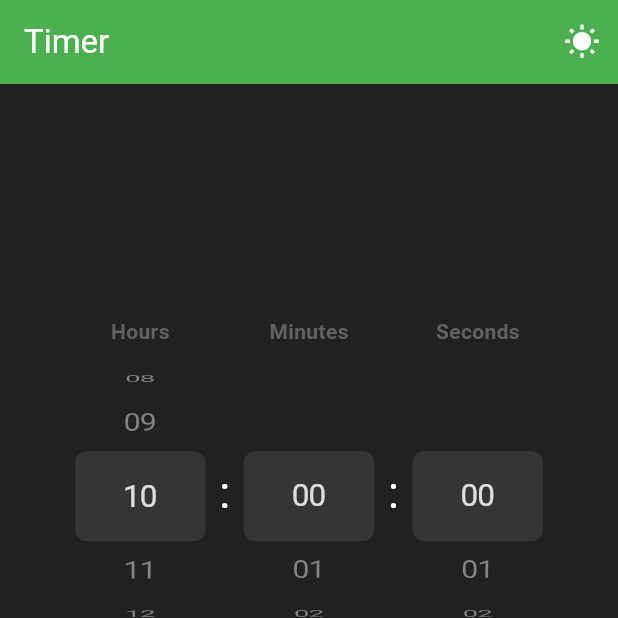
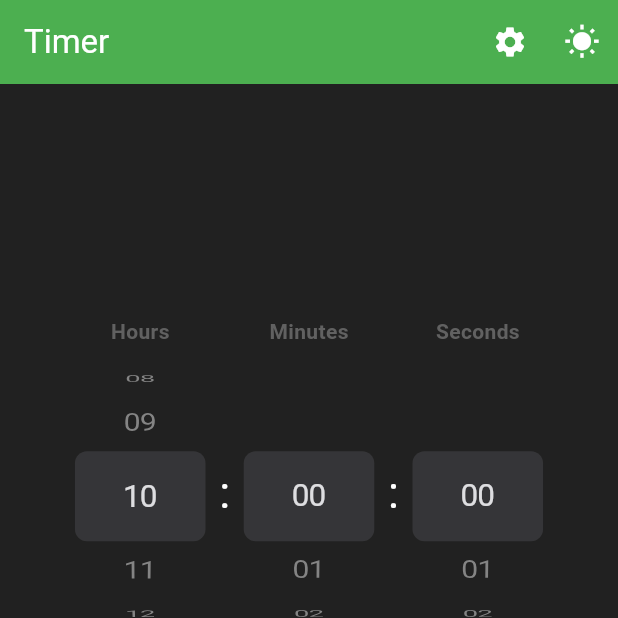
Before and after one commit to TunarAlasgarzade/clock_app, a Flutter app: the screen it shows after launch, item 2 of the bottom bar chosen, scrolled down 576 dp, after a tap on the "nightlight round" icon, on a phone screen of 412 x 824 dp, the top half of it. Run offline on Flutter 3.47's test engine with Material 3 defaults, Android fonts, the phone set to English and light mode, and no system bars; our stand-ins replace audioplayers, shared_preferences, vibration.

Commit message:
feat: add timer sound and vibration settings

```diff
--- a/lib/main.dart
+++ b/lib/main.dart
@@ -1,3 +1,4 @@
+import 'package:clock_app/providers/settings_provider.dart';
 import 'package:clock_app/themes/theme_provider.dart';
 import 'package:flutter/material.dart';
 import 'package:clock_app/pages/home_page.dart';
@@ -5,8 +6,15 @@ import 'package:provider/provider.dart';
 
 void main() {
   runApp(
-    ChangeNotifierProvider(
-      create: (context) => ThemeProvider(),
+    MultiProvider(
+      providers: [
+        ChangeNotifierProvider(
+          create: (context) => ThemeProvider(),
+        ),
+        ChangeNotifierProvider(
+          create: (context) => SettingsProvider(),
+        ),
+      ],
       child: const MyApp(),
     )
   );
--- a/lib/pages/home_page.dart
+++ b/lib/pages/home_page.dart
@@ -1,3 +1,4 @@
+import 'package:clock_app/components/settings_sheet.dart';
 import 'package:clock_app/themes/theme_provider.dart';
 import 'package:flutter/material.dart';
 import 'package:clock_app/pages/stopwatch_page.dart';
@@ -24,6 +25,18 @@ class _HomePageState extends State<HomePage> {
         ),
         backgroundColor: Colors.green,
         actions: [
+          if (selectedIndex == 1)
+          IconButton(
+            onPressed: () => showModalBottomSheet(
+              context: context,
+              builder: (context) => SettingsSheet(),
+              useSafeArea: true
+            ),
+            icon: Icon(
+              Icons.settings,
+              color: Colors.white
+            )
+          ),
           IconButton(
             onPressed: () {
               Provider.of<ThemeProvider>(context, listen: false).toggleTheme();
--- a/pubspec.yaml
+++ b/pubspec.yaml
@@ -37,6 +37,7 @@ dependencies:
   audioplayers: ^6.8.1
   provider: ^6.1.5+1
   shared_preferences: ^2.5.5
+  vibration: ^3.2.1
 
 dev_dependencies:
   flutter_test:
```
Also changed, not shown: lib/components/settings_sheet.dart (added, +56 -0 lines), lib/pages/timer_page.dart (+23 -1 lines), lib/providers/settings_provider.dart (added, +46 -0 lines), pubspec.lock, 1 other file.
